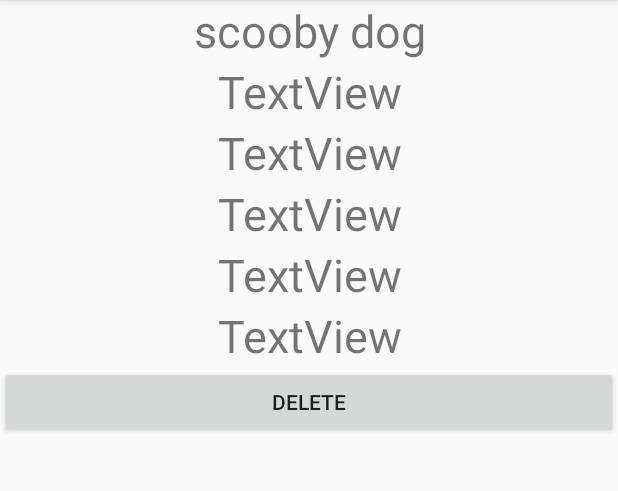
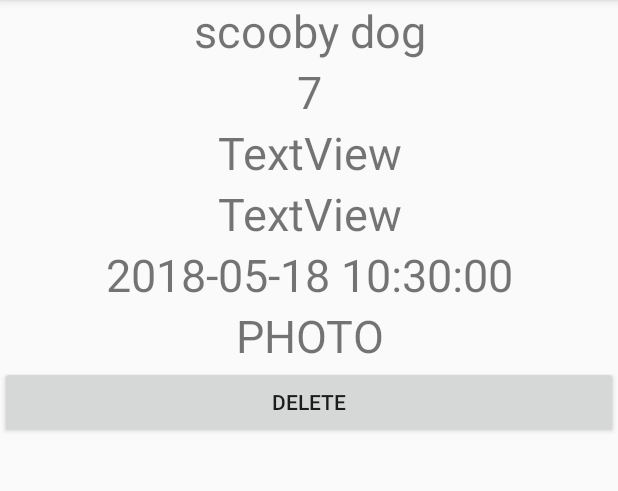
Before and after one commit to cettorre/AndroidSQLiteDB, an Android app: the screen it shows after launch (AnimalInfo), after a tap on "scooby dog", on a phone screen of 412 x 824 dp, the part 84-575 px from its top. Run offline under Robolectric (Android 15) with nearby library versions, the phone set to English and light mode, and no system bars.

Commit message:
modifyng sqlite db to meet app requirements

```diff
--- a/app/src/main/java/com/example/formacio/androidlocaldb/AnimalInfo.java
+++ b/app/src/main/java/com/example/formacio/androidlocaldb/AnimalInfo.java
@@ -17,6 +17,11 @@ public class AnimalInfo extends AppCompatActivity {
     SQLiteDatabase mDb;
     Cursor mCursor;
     TextView iName;
+    TextView iDate;
+    TextView iAge;
+    TextView iChip;
+    TextView iType;
+    TextView iPhoto;
 
     @Override
     protected void onCreate(Bundle savedInstanceState) {
@@ -24,6 +29,11 @@ public class AnimalInfo extends AppCompatActivity {
         setContentView(R.layout.activity_animal_info);
 
         iName= findViewById(R.id.iName);
+        iDate= findViewById(R.id.iDate);
+        iAge= findViewById(R.id.iAge);
+        iChip= findViewById(R.id.iChip);
+        iType= findViewById(R.id.iType);
+        iPhoto= findViewById(R.id.iPhoto);
 
         delBtn=(Button) findViewById(R.id.iDelete);
 
@@ -38,7 +48,8 @@ public class AnimalInfo extends AppCompatActivity {
 
         //Open connections to the database
         mDb = mHelper.getWritableDatabase();
-        String[] columns = new String[]{"_id", DbHelper.COL_NAME, DbHelper.COL_DATE};
+        // TODO add coloumn
+        String[] columns = new String[]{"_id", DbHelper.COL_NAME, DbHelper.COL_DATE,DbHelper.COL_AGE};
         mCursor = mDb.query(DbHelper.TABLE_NAME, columns, null, null, null, null, null, null);
         mCursor.moveToPosition(pos);
         //Get the id value of this row
@@ -47,13 +58,23 @@ public class AnimalInfo extends AppCompatActivity {
         String name = mCursor.getString(mCursor.getColumnIndexOrThrow(DbHelper.COL_NAME));
         Log.e("column",name);
 
+        String date = mCursor.getString(mCursor.getColumnIndexOrThrow(DbHelper.COL_DATE));
+        Log.e("column",date);
+
+       // TODO add coloumn
+
+        int age = mCursor.getInt(mCursor.getColumnIndexOrThrow(DbHelper.COL_AGE));
+        Log.e("column2",String.valueOf(age));
+
 
         //Refresh the list
         mCursor.requery();
 
 
-
+        //todo set string
         iName.setText(name);
+        iDate.setText(date);
+        iAge.setText(String.valueOf(age));
 
 
       //end   *******************************************
@@ -71,7 +92,8 @@ public class AnimalInfo extends AppCompatActivity {
 
                 //Open connections to the database
                 mDb = mHelper.getWritableDatabase();
-                String[] columns = new String[]{"_id", DbHelper.COL_NAME, DbHelper.COL_DATE};
+                //todo add column
+                String[] columns = new String[]{"_id", DbHelper.COL_NAME, DbHelper.COL_DATE, DbHelper.COL_AGE};
                 mCursor = mDb.query(DbHelper.TABLE_NAME, columns, null, null, null, null, null, null);
 
 
--- a/app/src/main/java/com/example/formacio/androidlocaldb/DatabaseActivity.java
+++ b/app/src/main/java/com/example/formacio/androidlocaldb/DatabaseActivity.java
@@ -67,10 +67,15 @@ public class DatabaseActivity extends Activity  {
         super.onResume();
         //Open connections to the database
         mDb = mHelper.getWritableDatabase();
-        String[] columns = new String[]{"_id", DbHelper.COL_NAME, DbHelper.COL_DATE};
+        // TODO add coloumn
+        String[] columns = new String[]{
+                "_id", DbHelper.COL_NAME,   DbHelper.COL_DATE,DbHelper.COL_AGE};
+       //         DbHelper.COL_CHIP,          DbHelper.COL_TYPE,DbHelper.COL_PHOTO};
         mCursor = mDb.query(DbHelper.TABLE_NAME, columns, null, null, null, null, null, null);
         //Refresh the list
-        String[] headers = new String[]{DbHelper.COL_NAME, DbHelper.COL_DATE};
+        // TODO add coloumn
+        String[] headers = new String[]{DbHelper.COL_NAME, DbHelper.COL_DATE,DbHelper.COL_AGE};
+//                DbHelper.COL_CHIP,DbHelper.COL_TYPE,DbHelper.COL_PHOTO};
         mAdapter = new SimpleCursorAdapter(this, android.R.layout.two_line_list_item,
                 mCursor, headers, new int[]{android.R.id.text1, android.R.id.text2});
         mList.setAdapter(mAdapter);
--- a/app/src/main/java/com/example/formacio/androidlocaldb/DbHelper.java
+++ b/app/src/main/java/com/example/formacio/androidlocaldb/DbHelper.java
@@ -20,12 +20,18 @@ public class DbHelper extends SQLiteOpenHelper{
     private static final String DB_NAME = "mydb";
     private static final int DB_VERSION = 1;
 
-    public static final String TABLE_NAME = "people";
-    public static final String COL_NAME = "pName";
-    public static final String COL_DATE = "pDate";
+    public static final String TABLE_NAME = "animals";
+    public static final String COL_NAME = "name";
+    public static final String COL_DATE = "date";
+    public static final String COL_AGE = "age";
+    public static final String COL_CHIP = "chip";
+    public static final String COL_TYPE = "type";
+    public static final String COL_PHOTO = "photo";
     private static final String STRING_CREATE =
             "CREATE TABLE " + TABLE_NAME + " (_id INTEGER PRIMARY KEY AUTOINCREMENT, "
-                    + COL_NAME + " TEXT, " + COL_DATE + " DATE);";
+                    + COL_NAME + " TEXT, " + COL_DATE + " DATE," + COL_AGE + " INTEGER"+
+                     COL_CHIP + " TEXT, " + COL_TYPE + " TEXT,"+ COL_PHOTO + " TEXT" +
+                    ");";
 
     public DbHelper(Context context) {
         super(context, DB_NAME, null, DB_VERSION);
@@ -37,11 +43,14 @@ public class DbHelper extends SQLiteOpenHelper{
         db.execSQL(STRING_CREATE);
 
         //You may also load initial values into the database here
-        ContentValues cv = new ContentValues(2);
+        ContentValues cv = new ContentValues(10);
         cv.put(COL_NAME, "scooby dog");
         //Create a formatter for sql date format
         SimpleDateFormat dateFormat = new SimpleDateFormat("yyyy-MM-dd HH:mm:ss");
         cv.put(COL_DATE, dateFormat.format(new Date())); //InsertAnimal 'now' as the date
+        cv.put(COL_AGE, 7);
+
+
         db.insert(TABLE_NAME, null, cv);
     }
 
--- a/app/src/main/res/layout/activity_animal_info.xml
+++ b/app/src/main/res/layout/activity_animal_info.xml
@@ -52,7 +52,7 @@
         android:id="@+id/iPhoto"
         android:layout_width="match_parent"
         android:layout_height="wrap_content"
-        android:text="TextView"
+        android:text="PHOTO"
         android:textAlignment="center"
         android:textSize="30sp"/>
 
```
Also changed, not shown: app/src/main/java/com/example/formacio/androidlocaldb/InsertAnimal.java (+22 -12 lines).
